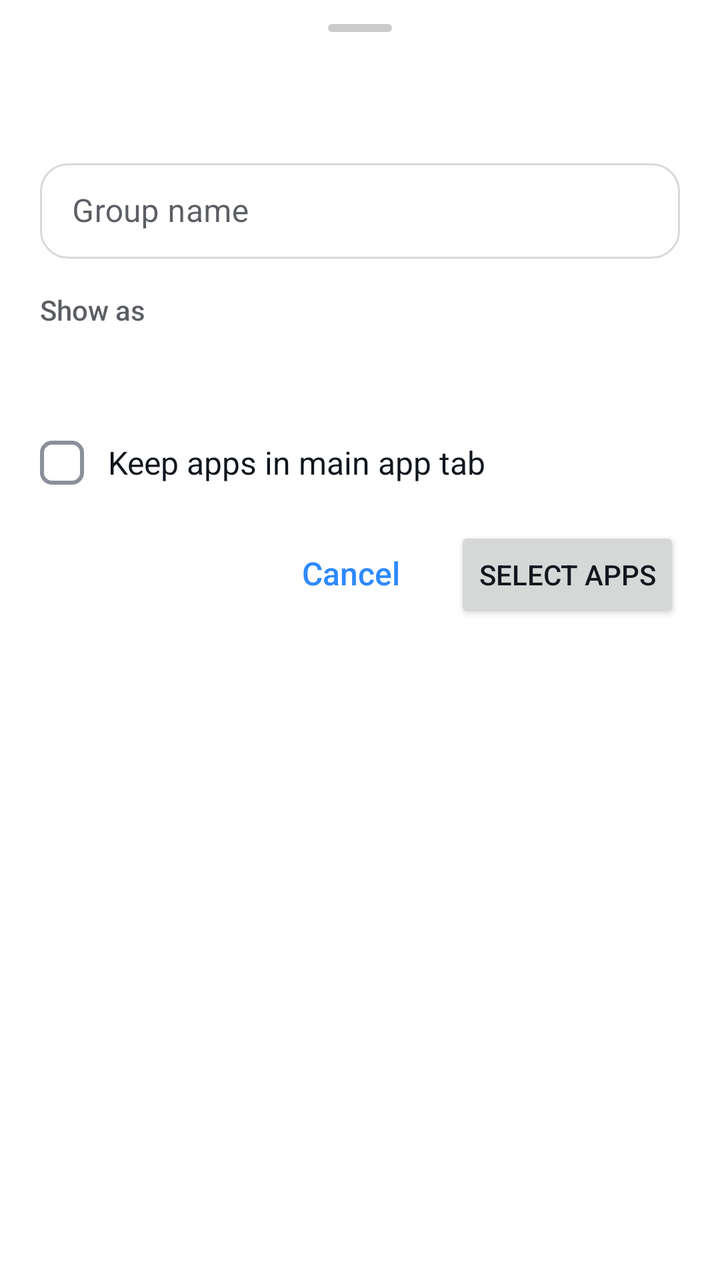
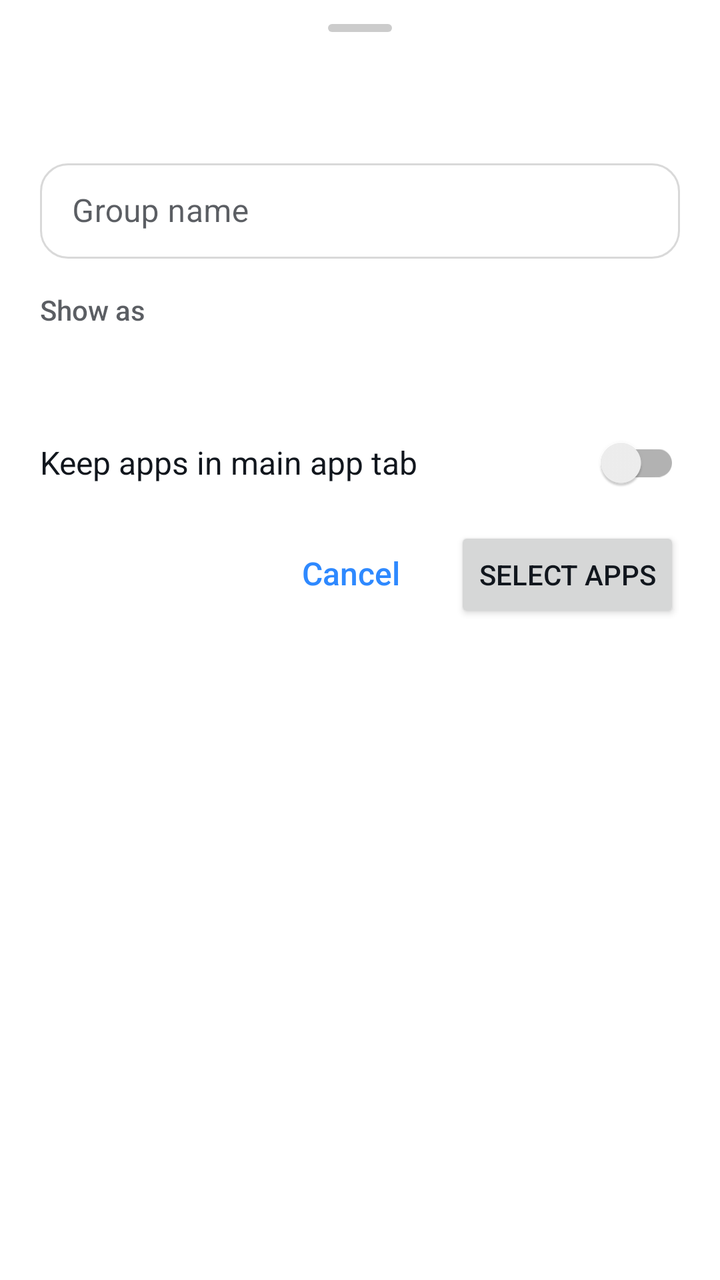

Compare the two renders of this Android layout. The source of the first and the diff that turns it into the second are given below.
<!-- AndroidManifest.xml: application theme Theme.Supernova -->
<!-- res/layout/sheet_new_group.xml -->
<?xml version="1.0" encoding="utf-8"?>
<LinearLayout xmlns:android="http://schemas.android.com/apk/res/android"
    xmlns:app="http://schemas.android.com/apk/res-auto"
    xmlns:tools="http://schemas.android.com/tools"
    android:layout_width="match_parent"
    android:layout_height="wrap_content"
    android:orientation="vertical"
    android:paddingBottom="@dimen/space_md">

    <include layout="@layout/sheet_handle" />

    <TextView
        android:id="@+id/newGroupTitle"
        style="@style/SheetTitle" />

    <com.google.android.material.textfield.TextInputLayout
        android:id="@+id/newGroupNameLayout"
        android:layout_width="match_parent"
        android:layout_height="wrap_content"
        android:layout_marginHorizontal="@dimen/space_ml"
        android:layout_marginTop="@dimen/space_ms"
        android:hint="@string/group_name">

        <com.google.android.material.textfield.TextInputEditText
            android:id="@+id/newGroupName"
            android:layout_width="match_parent"
            android:layout_height="wrap_content"
            android:imeOptions="actionDone"
            android:importantForAutofill="no"
            android:inputType="text"
            android:maxLength="@integer/label_max_length"
            android:maxLines="1" />
    </com.google.android.material.textfield.TextInputLayout>

    <TextView
        android:layout_width="match_parent"
        android:layout_height="wrap_content"
        android:layout_marginHorizontal="@dimen/space_ml"
        android:layout_marginTop="@dimen/space_md"
        android:fontFamily="sans-serif-medium"
        android:text="@string/group_show_as"
        android:textColor="@color/textSecondary"
        android:textSize="@dimen/text_secondary" />

    <com.google.android.material.button.MaterialButtonToggleGroup
        android:id="@+id/newGroupType"
        android:layout_width="match_parent"
        android:layout_height="wrap_content"
        android:layout_marginHorizontal="@dimen/space_ml"
        android:layout_marginTop="@dimen/space_sm"
        app:selectionRequired="true"
        app:singleSelection="true">

        <Button
            android:id="@+id/newGroupTab"
            style="@style/Widget.Supernova.Button.Segment"
            android:layout_width="0dp"
            android:layout_height="wrap_content"
            android:layout_weight="1"
            android:text="@string/group_type_tab" />

        <Button
            android:id="@+id/newGroupFolder"
            style="@style/Widget.Supernova.Button.Segment"
            android:layout_width="0dp"
            android:layout_height="wrap_content"
            android:layout_weight="1"
            android:text="@string/folder" />
    </com.google.android.material.button.MaterialButtonToggleGroup>

    <TextView
        android:id="@+id/newGroupHint"
        android:layout_width="match_parent"
        android:layout_height="wrap_content"
        android:layout_marginHorizontal="@dimen/space_ml"
        android:layout_marginTop="@dimen/space_sm"
        android:textColor="@color/textSecondary"
        android:textSize="@dimen/text_secondary" />

    
    <CheckBox
        android:id="@+id/newGroupKeep"
        android:layout_width="match_parent"
        android:layout_height="wrap_content"
        android:layout_marginStart="@dimen/space_ml"
        android:layout_marginTop="@dimen/space_sm"
        android:layout_marginEnd="@dimen/space_ml"
        android:minHeight="48dp"
        android:paddingStart="@dimen/space_ms"
        android:paddingEnd="0dp"
        android:text="@string/group_keep_in_main"
        android:textColor="@color/textPrimary"
        android:textSize="@dimen/text_body" />

    <LinearLayout
        android:layout_width="match_parent"
        android:layout_height="wrap_content"
        android:layout_marginTop="@dimen/space_sm"
        android:gravity="end"
        android:orientation="horizontal"
        android:paddingHorizontal="@dimen/space_ml">

        <Button
            android:id="@+id/newGroupCancel"
            style="@style/Widget.Supernova.Button.Text"
            android:layout_width="wrap_content"
            android:layout_height="wrap_content"
            android:text="@string/cancel" />

        
        <Button
            android:id="@+id/newGroupCreate"
            android:layout_width="wrap_content"
            android:layout_height="wrap_content"
            android:layout_marginStart="@dimen/space_sm"
            android:text="@string/edit_group_apps"
            tools:ignore="ButtonStyle" />
    </LinearLayout>
</LinearLayout>
<!-- res/layout/sheet_handle.xml (included above) -->
<?xml version="1.0" encoding="utf-8"?>
<View xmlns:android="http://schemas.android.com/apk/res/android"
    android:layout_width="32dp"
    android:layout_height="4dp"
    android:layout_gravity="center_horizontal"
    android:layout_marginTop="@dimen/space_ms"
    android:layout_marginBottom="@dimen/space_sm"
    android:background="@drawable/bg_sheet_handle"
    android:importantForAccessibility="no" />
<!-- resources referenced by this layout -->
<resources>
  <color name="textPrimary">#11161D</color>
  <color name="textSecondary">#B011161D</color>
  <dimen name="space_md">16dp</dimen>
  <dimen name="space_ml">20dp</dimen>
  <dimen name="space_ms">12dp</dimen>
  <dimen name="space_sm">8dp</dimen>
  <dimen name="text_body">16sp</dimen>
  <dimen name="text_secondary">14sp</dimen>
  <!-- drawable bg_sheet_handle (drawable) -->
  <?xml version="1.0" encoding="utf-8"?>
  <shape xmlns:android="http://schemas.android.com/apk/res/android" android:shape="rectangle">
      <corners android:radius="2dp" />
      <solid android:color="#66808080" />
  </shape>
  <integer name="label_max_length">30</integer>
  <string name="cancel">Cancel</string>
  <string name="edit_group_apps">Select apps</string>
  <string name="folder">Folder</string>
  <string name="group_keep_in_main">Keep apps in main app tab</string>
  <string name="group_name">Group name</string>
  <string name="group_show_as">Show as</string>
  <string name="group_type_tab">Tab</string>
  <dimen name="space_xs">4dp</dimen>
  <dimen name="text_headline">24sp</dimen>
  <color name="textInputStroke">#4D808080</color>
  <color name="accent">#2E89FF</color>
  <color name="rippleHighlight">#1A000000</color>
  <color name="accentBlueText">@color/accentBlue</color>
  <style name="Widget.Supernova.CheckBox" parent="Widget.MaterialComponents.CompoundButton.CheckBox">
          <item name="android:button">@drawable/checkbox_box</item>
          <item name="buttonCompat">@drawable/checkbox_box</item>
          <item name="buttonIcon">@null</item>
          <item name="buttonTint">@null</item>
          <item name="useMaterialThemeColors">false</item>
          <item name="android:textColor">@color/textPrimary</item>
      </style>
  <style name="Widget.Supernova.RadioButton" parent="Widget.MaterialComponents.CompoundButton.RadioButton">
          <item name="buttonTint">@color/selection_control_tint</item>
          <item name="android:textColor">@color/textPrimary</item>
      </style>
  <style name="Widget.Supernova.Switch" parent="Widget.MaterialComponents.CompoundButton.Switch">
          <item name="android:textColor">@color/textPrimary</item>
      </style>
  <color name="surface">#FFFFFF</color>
  <color name="onAccent">#FFFFFFFF</color>
  <color name="accentBlue">#2E89FF</color>
  <color name="raised">#FFFFFF</color>
  <style name="ShapeAppearanceOverlay.Supernova.Dialog" parent="">
          <item name="cornerFamily">rounded</item>
          <item name="cornerSize">28dp</item>
      </style>
  <style name="TextAppearance.Supernova.DialogTitle" parent="MaterialAlertDialog.MaterialComponents.Title.Text">
          <item name="android:textColor">@color/textPrimary</item>
          <item name="android:textSize">@dimen/text_headline</item>
          <item name="android:fontFamily">sans-serif-medium</item>
      </style>
  <style name="TextAppearance.Supernova.DialogBody" parent="MaterialAlertDialog.MaterialComponents.Body.Text">
          <item name="android:textColor">@color/textSecondary</item>
          <item name="android:textSize">@dimen/text_body</item>
          <item name="android:lineSpacingMultiplier">1.15</item>
      </style>
  <!-- drawable bg_dialog_window (drawable) -->
  <?xml version="1.0" encoding="utf-8"?>
  <inset xmlns:android="http://schemas.android.com/apk/res/android"
      android:insetLeft="24dp"
      android:insetRight="24dp"
      android:insetTop="16dp"
      android:insetBottom="16dp">
      <shape android:shape="rectangle">
          <corners android:radius="28dp" />
          <solid android:color="@color/raised" />
      </shape>
  </inset>
  <style name="ShapeAppearanceOverlay.Supernova.BottomSheet" parent="">
          <item name="cornerFamily">rounded</item>
          <item name="cornerSizeTopLeft">28dp</item>
          <item name="cornerSizeTopRight">28dp</item>
          <item name="cornerSizeBottomLeft">0dp</item>
          <item name="cornerSizeBottomRight">0dp</item>
      </style>
  <!-- unchanged entries left out for length: 13 -->
</resources>

<!-- the commit's change to res/layout/sheet_new_group.xml (unified diff, before → after) -->
@@ -77,8 +77,7 @@
         android:textColor="@color/textSecondary"
         android:textSize="@dimen/text_secondary" />
 
-    
-    <CheckBox
+    <androidx.appcompat.widget.SwitchCompat
         android:id="@+id/newGroupKeep"
         android:layout_width="match_parent"
         android:layout_height="wrap_content"
@@ -86,8 +85,7 @@
         android:layout_marginTop="@dimen/space_sm"
         android:layout_marginEnd="@dimen/space_ml"
         android:minHeight="48dp"
-        android:paddingStart="@dimen/space_ms"
-        android:paddingEnd="0dp"
+        android:switchPadding="@dimen/space_md"
         android:text="@string/group_keep_in_main"
         android:textColor="@color/textPrimary"
         android:textSize="@dimen/text_body" />
